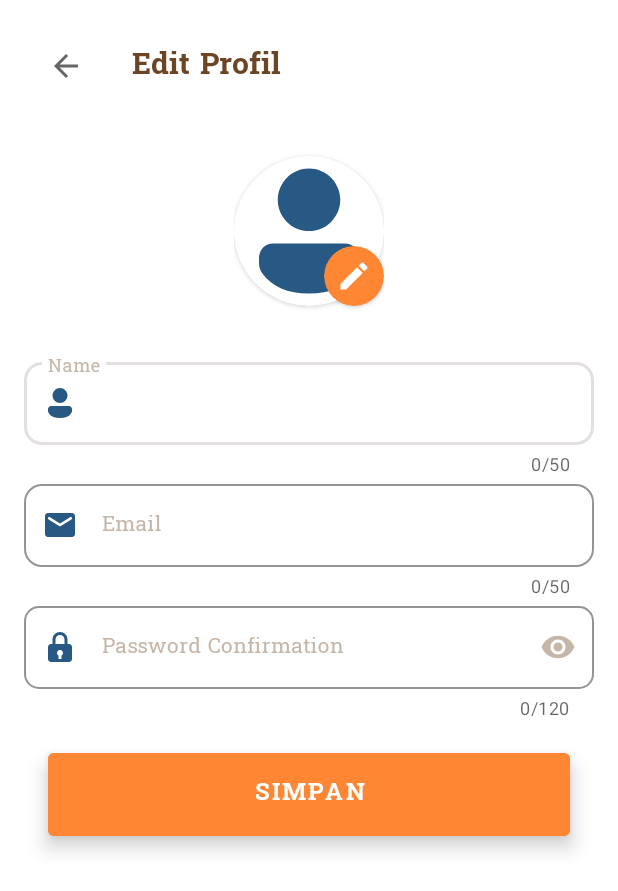
After one commit to Solid-Capstone-C23-PS380/semar-app, an Android app: the EditProfileActivity screen opened directly, with no data from a screen before it, on a phone screen of 412 x 824 dp. The commit adds this screen. Shown: the top 891 px of the screen. Run offline under Robolectric (Android 15) with nearby library versions, the phone set to English and light mode, and no system bars; our stand-ins replace Firebase (no records; nobody signed in at launch, a user with empty details on screens opened directly); pictures from the network do not load.

Commit message:
FEAT: Add edit profile

```diff
--- a/app/src/main/java/com/solidcapstone/semar/ui/profile/ProfileActivity.kt
+++ b/app/src/main/java/com/solidcapstone/semar/ui/profile/ProfileActivity.kt
@@ -17,6 +17,7 @@ import com.google.firebase.auth.ktx.auth
 import com.google.firebase.ktx.Firebase
 import com.solidcapstone.semar.R
 import com.solidcapstone.semar.databinding.ActivityProfileBinding
+import com.solidcapstone.semar.ui.profile.edit.EditProfileActivity
 import com.solidcapstone.semar.ui.splash.SplashActivity
 import com.solidcapstone.semar.utils.SettingsViewModelFactory
 
@@ -49,6 +50,10 @@ class ProfileActivity : AppCompatActivity() {
         initViewModel()
         observeViewModel()
 
+        binding.settingEditProfile.setOnClickListener {
+            val intent = Intent(this, EditProfileActivity::class.java)
+            startActivity(intent)
+        }
         binding.settingDarkMode.setOnClickListener {
             val isChecked = binding.switchDarkMode.isChecked
             binding.switchDarkMode.isChecked = !isChecked
--- /dev/null
+++ b/app/src/main/res/drawable/baseline_edit_24.xml
@@ -0,0 +1,10 @@
+<vector xmlns:android="http://schemas.android.com/apk/res/android"
+    android:width="24dp"
+    android:height="24dp"
+    android:tint="#000000"
+    android:viewportWidth="24"
+    android:viewportHeight="24">
+    <path
+        android:fillColor="@android:color/white"
+        android:pathData="M3,17.25V21h3.75L17.81,9.94l-3.75,-3.75L3,17.25zM20.71,7.04c0.39,-0.39 0.39,-1.02 0,-1.41l-2.34,-2.34c-0.39,-0.39 -1.02,-0.39 -1.41,0l-1.83,1.83 3.75,3.75 1.83,-1.83z" />
+</vector>
--- /dev/null
+++ b/app/src/main/res/layout/activity_edit_profile.xml
@@ -0,0 +1,190 @@
+<?xml version="1.0" encoding="utf-8"?>
+<FrameLayout xmlns:android="http://schemas.android.com/apk/res/android"
+    xmlns:app="http://schemas.android.com/apk/res-auto"
+    xmlns:tools="http://schemas.android.com/tools"
+    style="@style/layout"
+    android:layout_width="match_parent"
+    android:layout_height="match_parent"
+    tools:context=".ui.profile.edit.EditProfileActivity">
+
+    <ScrollView
+        android:layout_width="match_parent"
+        android:layout_height="match_parent">
+
+        <LinearLayout
+            android:layout_width="match_parent"
+            android:layout_height="wrap_content"
+            android:orientation="vertical"
+            android:padding="16dp">
+
+            <com.google.android.material.appbar.MaterialToolbar
+                android:id="@+id/toolbar"
+                android:layout_width="match_parent"
+                android:layout_height="wrap_content"
+                app:title="@string/setting_edit_profile"
+                app:titleTextAppearance="@style/header"
+                app:titleTextColor="?attr/colorPrimary" />
+
+            <!--  Profile Picture  -->
+            <FrameLayout
+                android:id="@+id/btn_change_user_image"
+                android:layout_width="wrap_content"
+                android:layout_height="wrap_content"
+                android:layout_gravity="center_horizontal"
+                android:layout_marginVertical="16dp">
+
+                <androidx.cardview.widget.CardView
+                    android:layout_width="100dp"
+                    android:layout_height="100dp"
+                    android:layout_marginTop="16dp"
+                    android:layout_marginBottom="16dp"
+                    app:cardCornerRadius="50dp"
+                    app:cardElevation="@dimen/cardview_default_elevation">
+
+                    <ImageView
+                        android:id="@+id/iv_user_image"
+                        android:layout_width="match_parent"
+                        android:layout_height="match_parent"
+                        android:adjustViewBounds="true"
+                        android:contentDescription="@string/home_content_desc_profile"
+                        android:scaleType="centerCrop"
+                        android:src="@mipmap/ic_launcher"
+                        tools:ignore="ImageContrastCheck" />
+                </androidx.cardview.widget.CardView>
+
+                <androidx.cardview.widget.CardView
+                    android:layout_width="40dp"
+                    android:layout_height="40dp"
+                    android:layout_gravity="bottom|end"
+                    android:layout_marginTop="16dp"
+                    android:layout_marginBottom="16dp"
+                    android:backgroundTint="?attr/colorSecondary"
+                    app:cardCornerRadius="50dp"
+                    app:cardElevation="@dimen/cardview_default_elevation">
+
+                    <ImageView
+                        android:layout_width="wrap_content"
+                        android:layout_height="wrap_content"
+                        android:layout_gravity="center"
+                        android:adjustViewBounds="true"
+                        android:contentDescription="@string/home_content_desc_profile"
+                        android:src="@drawable/baseline_edit_24"
+                        app:tint="@color/white"
+                        tools:ignore="ImageContrastCheck" />
+                </androidx.cardview.widget.CardView>
+            </FrameLayout>
+
+            <!--  Name Input  -->
+            <com.google.android.material.textfield.TextInputLayout
+                style="@style/input_text"
+                android:layout_width="match_parent"
+                android:layout_height="wrap_content"
+                android:hint="@string/hint_name"
+                app:boxCornerRadiusBottomEnd="12dp"
+                app:boxCornerRadiusBottomStart="12dp"
+                app:boxCornerRadiusTopEnd="12dp"
+                app:boxCornerRadiusTopStart="12dp"
+                app:counterEnabled="true"
+                app:counterMaxLength="50"
+                app:errorEnabled="true"
+                app:startIconContentDescription="email"
+                app:startIconDrawable="@drawable/ic_person">
+
+                <com.google.android.material.textfield.TextInputEditText
+                    android:id="@+id/tv_name"
+                    style="@style/regular_body"
+                    android:layout_width="match_parent"
+                    android:layout_height="wrap_content"
+                    android:singleLine="true" />
+
+            </com.google.android.material.textfield.TextInputLayout>
+
+            <!--  Email Input  -->
+            <com.google.android.material.textfield.TextInputLayout
+                style="@style/input_text"
+                android:layout_width="match_parent"
+                android:layout_height="wrap_content"
+                android:hint="@string/hint_email"
+                app:boxCornerRadiusBottomEnd="12dp"
+                app:boxCornerRadiusBottomStart="12dp"
+                app:boxCornerRadiusTopEnd="12dp"
+                app:boxCornerRadiusTopStart="12dp"
+                app:counterEnabled="true"
+                app:counterMaxLength="50"
+                app:errorEnabled="true"
+                app:startIconContentDescription="email"
+                app:startIconDrawable="@drawable/email_icon">
+
+                <com.google.android.material.textfield.TextInputEditText
+                    android:id="@+id/tv_email"
+                    style="@style/regular_body"
+                    android:layout_width="match_parent"
+                    android:layout_height="wrap_content"
+                    android:inputType="textEmailAddress"
+                    android:singleLine="true" />
+
+            </com.google.android.material.textfield.TextInputLayout>
+
+            <!--  Confirmation Input  -->
+            <com.google.android.material.textfield.TextInputLayout
+                style="@style/input_text"
+                android:layout_width="match_parent"
+                android:layout_height="wrap_content"
+                android:hint="@string/password_confirmation"
+                app:boxCornerRadiusBottomEnd="10dp"
+                app:boxCornerRadiusBottomStart="10dp"
+                app:boxCornerRadiusTopEnd="10dp"
+                app:boxCornerRadiusTopStart="10dp"
+                app:counterEnabled="true"
+                app:counterMaxLength="120"
+                app:endIconCheckable="true"
+                app:errorEnabled="true"
+                app:passwordToggleEnabled="true"
+                app:startIconContentDescription="Password"
+                app:startIconDrawable="@drawable/ic_lock">
+
+                <com.google.android.material.textfield.TextInputEditText
+                    android:id="@+id/tv_password"
+                    style="@style/regular_body"
+                    android:layout_width="match_parent"
+                    android:layout_height="wrap_content"
+                    android:inputType="textPassword" />
+
+            </com.google.android.material.textfield.TextInputLayout>
+
+            <!--   Save Button   -->
+            <Button
+                android:id="@+id/btn_save"
+                style="@style/subheader2"
+                android:layout_width="match_parent"
+                android:layout_height="wrap_content"
+                android:layout_gravity="center_horizontal"
+                android:layout_margin="16dp"
+                android:backgroundTint="?attr/colorSecondary"
+                android:elevation="8dp"
+                android:maxWidth="320dp"
+                android:minWidth="260dp"
+                android:padding="16dp"
+                android:stateListAnimator="@null"
+                android:text="@string/save"
+                android:textColor="@color/white"
+                tools:ignore="TextContrastCheck,VisualLintButtonSize" />
+        </LinearLayout>
+    </ScrollView>
+
+    <FrameLayout
+        android:id="@+id/overlay_pb_edit_profile"
+        android:layout_width="match_parent"
+        android:layout_height="match_parent"
+        android:alpha="0.5"
+        android:background="@color/black"
+        android:visibility="gone" />
+
+    <ProgressBar
+        android:id="@+id/pb_edit_profile"
+        android:layout_width="wrap_content"
+        android:layout_height="wrap_content"
+        android:layout_gravity="center"
+        android:visibility="gone" />
+
+</FrameLayout>
--- a/app/src/main/res/layout/fragment_home.xml
+++ b/app/src/main/res/layout/fragment_home.xml
@@ -38,6 +38,7 @@
                     android:layout_height="match_parent"
                     android:adjustViewBounds="true"
                     android:contentDescription="@string/home_content_desc_profile"
+                    android:scaleType="centerCrop"
                     android:src="@mipmap/ic_launcher"
                     tools:ignore="ImageContrastCheck" />
             </androidx.cardview.widget.CardView>
--- a/app/src/main/res/values/strings.xml
+++ b/app/src/main/res/values/strings.xml
@@ -79,6 +79,7 @@
     <string name="setting_edit_profile">Edit Profil</string>
     <string name="forget_password_instruction">Apabila email yang dimasukkan telah terdaftar, Anda akan mendapatkan email untuk mereset password Anda</string>
     <string name="submit">Kirim</string>
+    <string name="save">Simpan</string>
 
     <!--Pager Title-->
     <string-array name="tab_menu">
```
Also changed, not shown: app/src/main/AndroidManifest.xml (+7 -2 lines), app/src/main/java/com/solidcapstone/semar/data/remote/repository/WayangRepository.kt (+13 -0 lines), app/src/main/java/com/solidcapstone/semar/data/remote/response/UploadProfilePhotoResponse.kt (added, +11 -0 lines), app/src/main/java/com/solidcapstone/semar/data/remote/retrofit/ApiService.kt (+7 -0 lines), app/src/main/java/com/solidcapstone/semar/helper/Helper.kt (+25 -17 lines), app/src/main/java/com/solidcapstone/semar/ui/profile/edit/EditProfileActivity.kt (added, +207 -0 lines), app/src/main/java/com/solidcapstone/semar/ui/profile/edit/EditProfileViewModel.kt (added, +12 -0 lines), app/src/main/java/com/solidcapstone/semar/utils/WayangViewModelFactory.kt (+5 -2 lines), app/src/main/res/layout/activity_profile.xml (+26 -0 lines).
